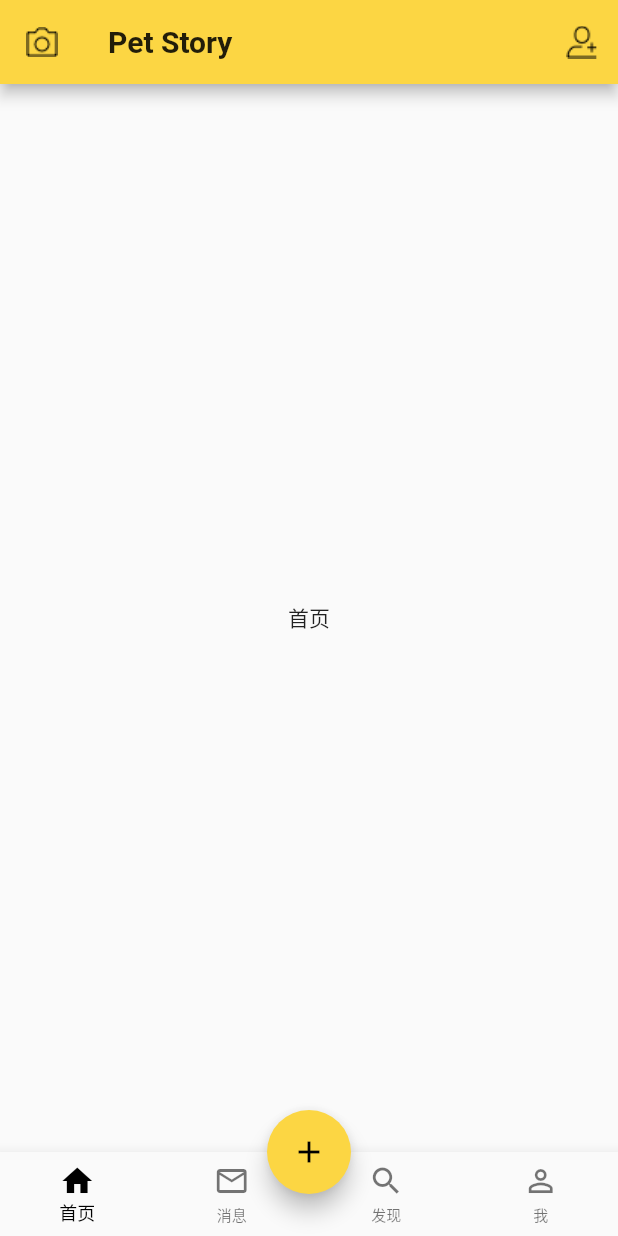
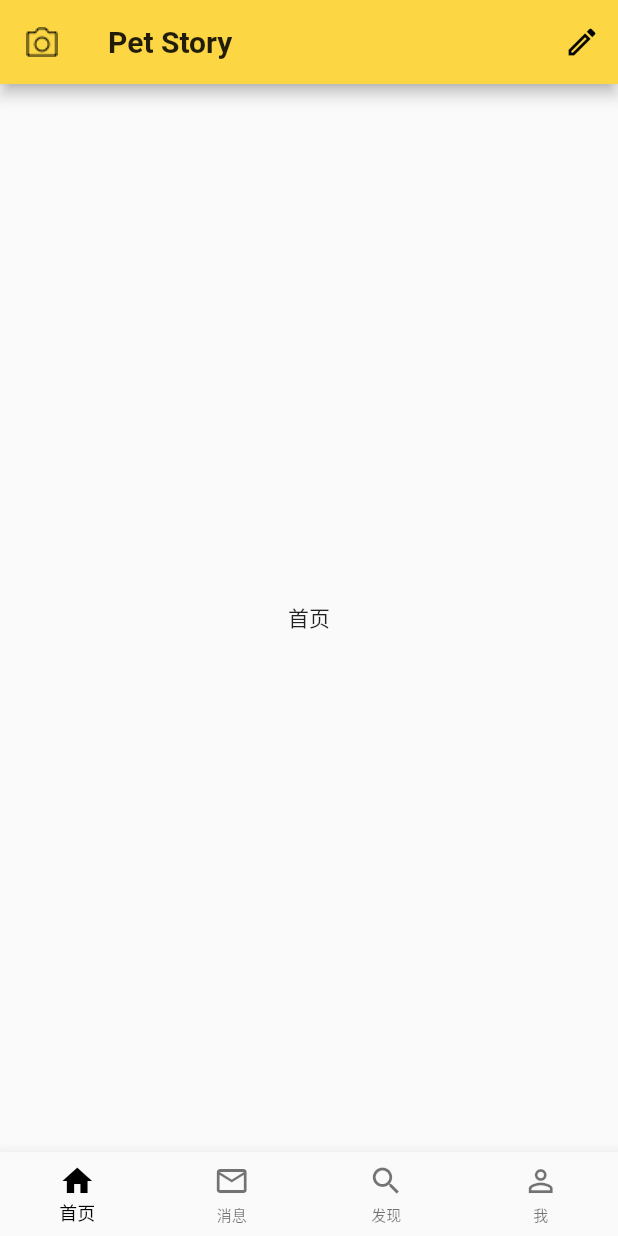
Before and after one commit to pistachio214/pet-story, a Flutter app: the screen it shows after launch, on a phone screen of 412 x 824 dp. Run offline on Flutter 3.47's test engine with Material 2 defaults, Android fonts, the phone set to English and light mode, and no system bars; our stand-ins replace image_picker.

Commit message:
save 首页调整;

```diff
--- a/lib/pages/home/home.dart
+++ b/lib/pages/home/home.dart
@@ -66,7 +66,7 @@ class _HomeState extends State<Home> {
     return Scaffold(
       appBar: AppBar(
         leading: IconButton(
-          tooltip: '拍照',
+          // tooltip: '拍照',
           icon: ImageIcon(
             AssetImage('images/home/taking_pictures.png'),
           ),
@@ -83,24 +83,22 @@ class _HomeState extends State<Home> {
         ),
         actions: [
           IconButton(
-            tooltip: '添加好友',
-            icon: ImageIcon(
-              AssetImage('images/home/add_friend.png'),
-            ),
+            // tooltip: '添加好友',
+            icon: Icon(Icons.create_outlined),
             onPressed: () {
-              print('点击添加新朋友');
+              print('点击添加新文章');
             },
           ),
         ],
       ),
-      floatingActionButton: FloatingActionButton(
-        child: Icon(Icons.add),
-        shape: CircleBorder(),
-        onPressed: () {
-          print('111');
-        },
-      ),
-      floatingActionButtonLocation: FloatingActionButtonLocation.centerDocked,
+      // floatingActionButton: FloatingActionButton(
+      //   child: Icon(Icons.add),
+      //   shape: CircleBorder(),
+      //   onPressed: () {
+      //     print('111');
+      //   },
+      // ),
+      // floatingActionButtonLocation: FloatingActionButtonLocation.centerDocked,
       bottomNavigationBar: HomeBottomNavigationBar(bottomTabs, _onTapHander),
       body: Center(
         child: tabBodies[currentIndex],
```
